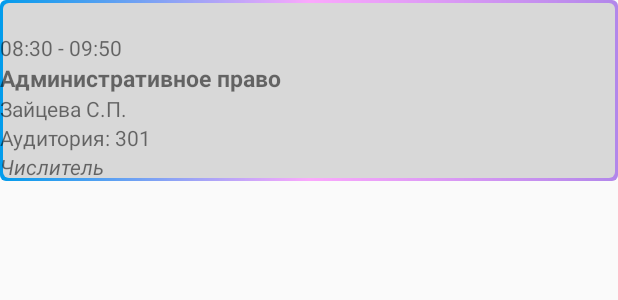
After one commit to Kaptsoff/Rosnou_Schedule, an Android app built with Jetpack Compose: the layout item_weekly_schedule.xml on its own in the app's theme, with its tools: preview values and no code run, on a phone screen of 412 x 824 dp. The commit adds this screen. Shown: the top 300 px of the screen. Run offline under Robolectric (Android 15) with nearby library versions, the phone set to English and light mode, and no system bars.

Commit message:
Initial commit

```diff
--- a/app/src/main/AndroidManifest.xml
+++ b/app/src/main/AndroidManifest.xml
@@ -52,5 +52,10 @@
             android:exported="true"
             android:label="Аудитории"/>
 
+        <activity
+            android:name=".WeeklyScheduleActivity"
+            android:exported="true"
+            android:label="Аудитории"/>
+
     </application>
 </manifest>
--- a/app/src/main/java/com/example/rosnouschedule/BellScheduleActivity.kt
+++ b/app/src/main/java/com/example/rosnouschedule/BellScheduleActivity.kt
@@ -15,6 +15,7 @@ import retrofit2.Call
 import retrofit2.Callback
 import retrofit2.Response
 import com.example.rosnouschedule.extra.DisplayDates
+import com.example.rosnouschedule.WeeklyScheduleActivity
 
 class BellScheduleActivity : AppCompatActivity() {
 
--- a/app/src/main/java/com/example/rosnouschedule/data/Room.kt
+++ b/app/src/main/java/com/example/rosnouschedule/data/RoomItem.kt
@@ -1,6 +1,6 @@
 package com.example.rosnouschedule.data
 
-data class Room(
+data class RoomItem(
     val id: Int,
     val name: String,
     val level: Int,
--- /dev/null
+++ b/app/src/main/res/layout/item_weekly_schedule.xml
@@ -0,0 +1,48 @@
+<?xml version="1.0" encoding="utf-8"?>
+<!-- item_weekly_schedule.xml -->
+<LinearLayout xmlns:android="http://schemas.android.com/apk/res/android"
+    android:layout_width="match_parent"
+    android:layout_height="wrap_content"
+    android:orientation="vertical"
+    android:background="@drawable/gradient_border_n_gray_background">
+
+    <TextView
+        android:id="@+id/weekDay"
+        android:layout_width="wrap_content"
+        android:layout_height="wrap_content"
+        android:textStyle="bold"
+        android:textSize="16sp" />
+
+    <TextView
+        android:id="@+id/periodTime"
+        android:layout_width="wrap_content"
+        android:layout_height="wrap_content"
+        android:text="08:30 - 09:50" />
+
+    <TextView
+        android:id="@+id/discipline"
+        android:layout_width="wrap_content"
+        android:layout_height="wrap_content"
+        android:text="Административное право"
+        android:textSize="15sp"
+        android:textStyle="bold" />
+
+    <TextView
+        android:id="@+id/teacher"
+        android:layout_width="wrap_content"
+        android:layout_height="wrap_content"
+        android:text="Зайцева С.П." />
+
+    <TextView
+        android:id="@+id/roomItem"
+        android:layout_width="wrap_content"
+        android:layout_height="wrap_content"
+        android:text="Аудитория: 301" />
+
+    <TextView
+        android:id="@+id/typeWeek"
+        android:layout_width="wrap_content"
+        android:layout_height="wrap_content"
+        android:text="Числитель"
+        android:textStyle="italic" />
+</LinearLayout>
```
Also changed, not shown: app/src/main/java/com/example/rosnouschedule/MainActivity.kt (+10 -1 lines), app/src/main/java/com/example/rosnouschedule/RoomsActivity.kt (+4 -4 lines), app/src/main/java/com/example/rosnouschedule/WeeklyScheduleActivity.kt (added, +59 -0 lines), app/src/main/java/com/example/rosnouschedule/adapters/RoomAdapter.kt (+5 -5 lines), app/src/main/java/com/example/rosnouschedule/adapters/WeeklyScheduleAdapter.kt (added, +45 -0 lines), app/src/main/java/com/example/rosnouschedule/data/WeeklyScheduleItem.kt (added, +26 -0 lines), app/src/main/java/com/example/rosnouschedule/network/ApiService.kt (+6 -2 lines), app/src/main/res/drawable/gradient_border_n_gray_streak_background.xml (added, +29 -0 lines), app/src/main/res/layout/activity_main.xml (+8 -0 lines), app/src/main/res/layout/activity_weekly_schedule.xml (added, +65 -0 lines).
